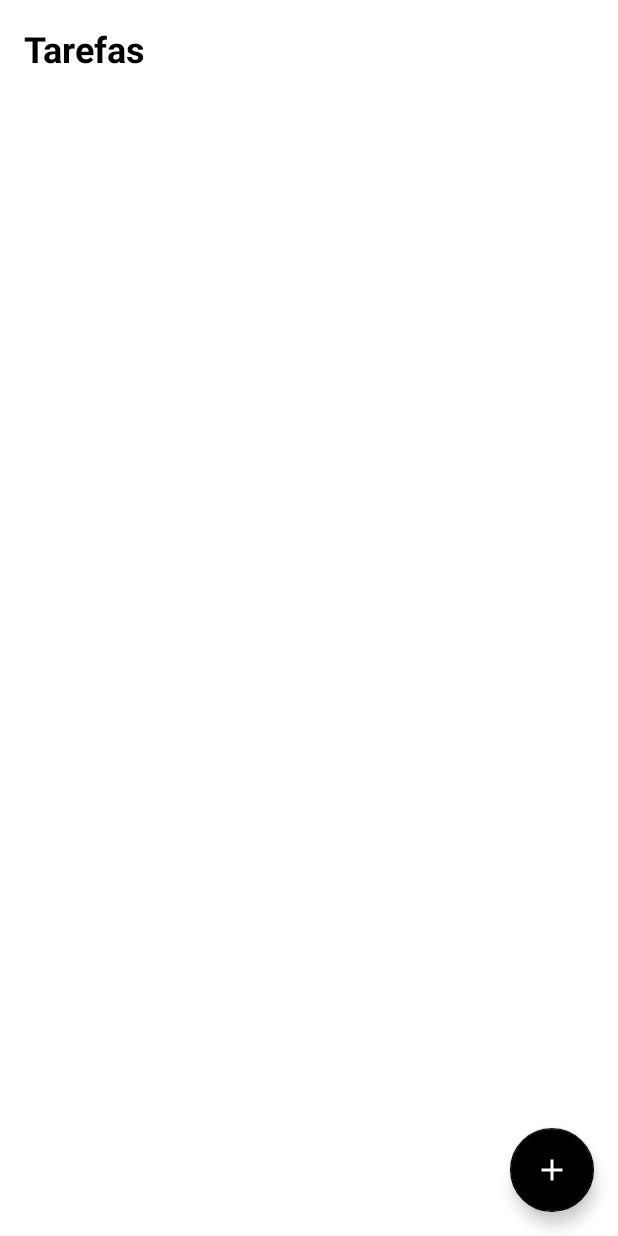
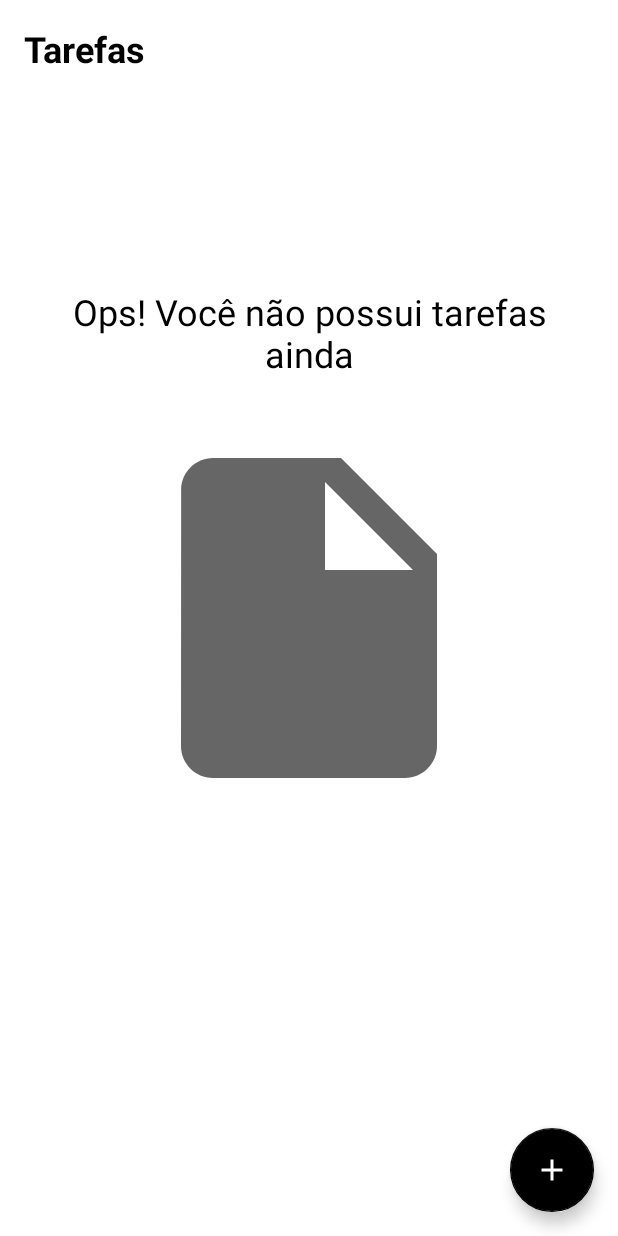
Before and after one commit to eversonhs/todo-list-app, an Android app: the screen it shows after launch (MainActivity), on a phone screen of 412 x 824 dp. Run offline under Robolectric (Android 15) with nearby library versions, the phone set to English and light mode, and no system bars.

Commit message:
feat: add an empty state message

```diff
--- a/app/src/main/java/com/eversonhs/to_dolist/ui/MainActivity.kt
+++ b/app/src/main/java/com/eversonhs/to_dolist/ui/MainActivity.kt
@@ -3,6 +3,7 @@ package com.eversonhs.to_dolist.ui
 import android.app.Activity
 import android.content.Intent
 import android.os.Bundle
+import android.view.View
 import androidx.appcompat.app.AppCompatActivity
 import com.eversonhs.to_dolist.databinding.ActivityMainBinding
 import com.eversonhs.to_dolist.datasource.TaskDataSource
@@ -49,7 +50,10 @@ class MainActivity : AppCompatActivity() {
     }
 
     private fun updateList() {
-        adapter.submitList(TaskDataSource.getTasks())
+        val tasks = TaskDataSource.getTasks()
+        binding.emptyView.emptyState.visibility = if (tasks.isEmpty()) View.VISIBLE else View.GONE
+
+        adapter.submitList(tasks)
     }
     companion object {
         private const val CREATE_NEW_TASK = 1000
--- /dev/null
+++ b/app/src/main/res/drawable/ic_empty_sheet_256.xml
@@ -0,0 +1,5 @@
+<vector android:height="256dp" android:tint="?attr/colorControlNormal"
+    android:viewportHeight="24" android:viewportWidth="24"
+    android:width="256dp" xmlns:android="http://schemas.android.com/apk/res/android">
+    <path android:fillColor="@android:color/black" android:pathData="M6,2c-1.1,0 -1.99,0.9 -1.99,2L4,20c0,1.1 0.89,2 1.99,2L18,22c1.1,0 2,-0.9 2,-2L20,8l-6,-6L6,2zM13,9L13,3.5L18.5,9L13,9z"/>
+</vector>
--- a/app/src/main/res/layout/activity_main.xml
+++ b/app/src/main/res/layout/activity_main.xml
@@ -21,6 +21,11 @@
         app:layout_constraintLeft_toLeftOf="parent"
         app:layout_constraintTop_toTopOf="parent" />
 
+    <include
+        android:id="@+id/empty_view"
+        layout="@layout/empty_state"
+        android:visibility="visible"/>
+
     <androidx.recyclerview.widget.RecyclerView
         android:id="@+id/rv_tasks"
         android:layout_width="match_parent"
@@ -30,7 +35,8 @@
         tools:itemCount="8"
         tools:listitem="@layout/item_task"
         app:layout_constraintTop_toBottomOf="@id/tv_title"
-        app:layout_constraintBottom_toBottomOf="parent"/>
+        app:layout_constraintBottom_toBottomOf="parent"
+        tools:visibility="gone"/>
 
     <com.google.android.material.floatingactionbutton.FloatingActionButton
         android:id="@+id/btn_add"
--- /dev/null
+++ b/app/src/main/res/layout/empty_state.xml
@@ -0,0 +1,37 @@
+<?xml version="1.0" encoding="utf-8"?>
+<androidx.constraintlayout.widget.ConstraintLayout
+    xmlns:android="http://schemas.android.com/apk/res/android"
+    xmlns:app="http://schemas.android.com/apk/res-auto"
+    android:id="@+id/empty_state"
+    android:layout_width="match_parent"
+    android:layout_height="match_parent"
+    android:layout_margin="16dp">
+
+    <TextView
+        android:id="@+id/tv_message"
+        android:gravity="center"
+        android:text="@string/empty_state_text"
+        android:textSize="24sp"
+        android:textColor="@color/black"
+
+        android:layout_width="0dp"
+        android:layout_height="wrap_content"
+        android:layout_marginBottom="32dp"
+        app:layout_constraintStart_toStartOf="parent"
+        app:layout_constraintBottom_toTopOf="@id/iv_empty_file"
+        app:layout_constraintEnd_toEndOf="parent"
+        />
+
+    <androidx.appcompat.widget.AppCompatImageView
+        android:id="@+id/iv_empty_file"
+        app:srcCompat="@drawable/ic_empty_sheet_256"
+
+        android:layout_width="wrap_content"
+        android:layout_height="wrap_content"
+        app:layout_constraintTop_toTopOf="parent"
+        app:layout_constraintBottom_toBottomOf="parent"
+        app:layout_constraintStart_toStartOf="parent"
+        app:layout_constraintEnd_toEndOf="parent"
+        />
+
+</androidx.constraintlayout.widget.ConstraintLayout>
--- a/app/src/main/res/values/strings.xml
+++ b/app/src/main/res/values/strings.xml
@@ -10,4 +10,6 @@
     <string name="add_task_description">Nova Tarefa</string>
     <string name="edit_item_popup">Editar</string>
     <string name="delete_item_popup">Apagar</string>
+    <string name="empty_state_text">Ops! Você não possui tarefas ainda</string>
+    <string name="time_picker_hint">Hora</string>
 </resources>
```
